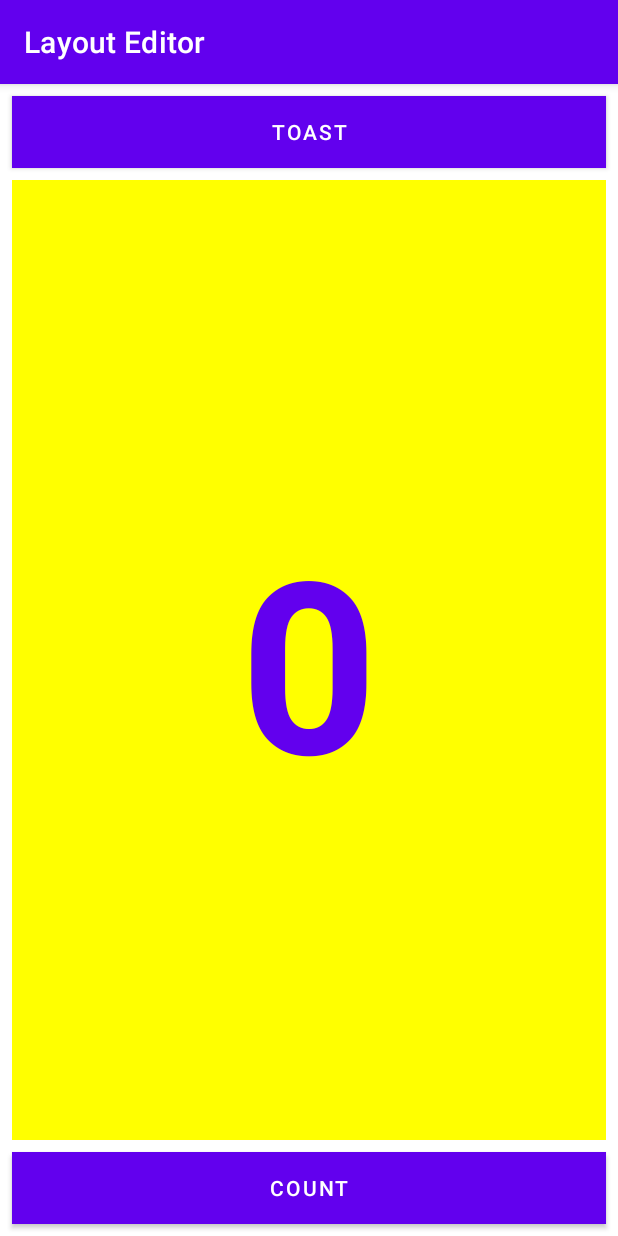
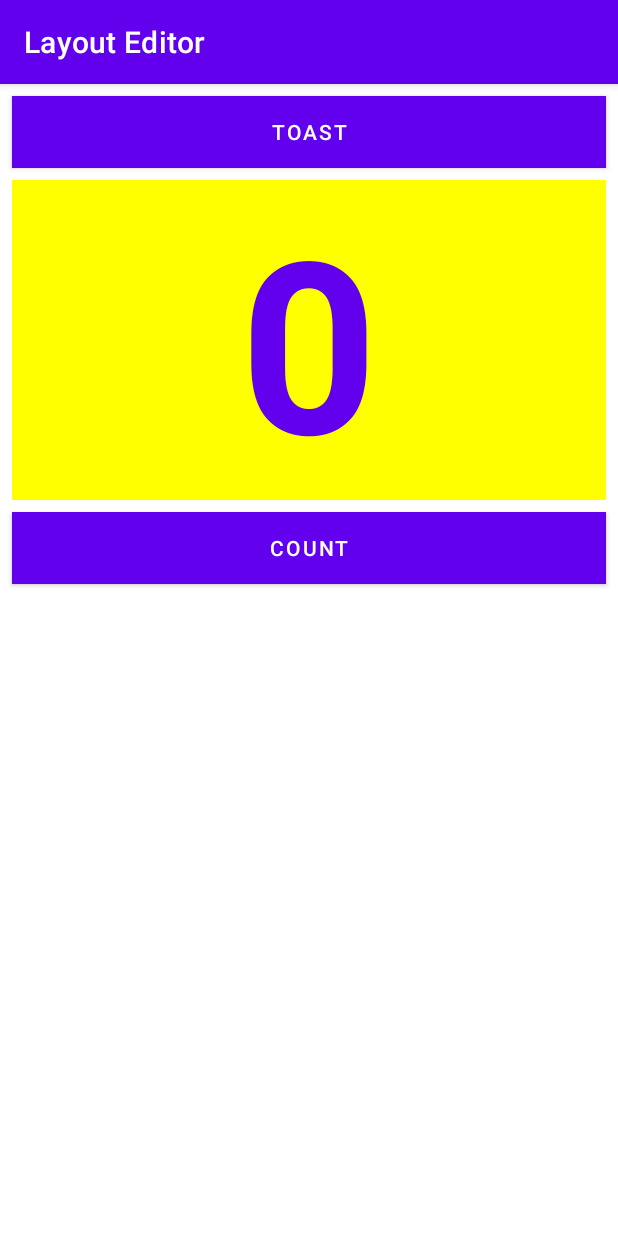
Before and after one commit to sakriya777/LayoutEditor, an Android app: the screen it shows after launch (MainActivity), on a phone screen of 412 x 824 dp. Run offline under Robolectric (Android 15) with nearby library versions, the phone set to English and light mode, and no system bars.

Commit message:
task 3 completed

```diff
--- a/app/src/main/res/layout/activity_main.xml
+++ b/app/src/main/res/layout/activity_main.xml
@@ -1,5 +1,5 @@
 <?xml version="1.0" encoding="utf-8"?>
-<LinearLayout xmlns:android="http://schemas.android.com/apk/res/android"
+<RelativeLayout xmlns:android="http://schemas.android.com/apk/res/android"
     xmlns:app="http://schemas.android.com/apk/res-auto"
     xmlns:tools="http://schemas.android.com/tools"
     android:layout_width="match_parent"
@@ -29,14 +29,17 @@
         android:layout_marginTop="8dp"
         android:layout_marginEnd="8dp"
         android:layout_marginBottom="8dp"
-        android:layout_weight="2"
         android:background="#FFFF00"
         android:gravity="center_vertical"
         android:text="@string/_0"
         android:textAlignment="center"
         android:textColor="?attr/colorPrimary"
         android:textSize="160sp"
-        android:textStyle="bold" />
+        android:textStyle="bold"
+        android:layout_below="@+id/button_toast"
+        android:layout_alignParentLeft="true"
+        android:layout_alignParentStart="true"
+        />
 
     <com.google.android.material.button.MaterialButton
         android:id="@+id/button_count"
@@ -48,6 +51,8 @@
         android:background="@color/design_default_color_on_primary"
         android:onClick="countUp"
         android:text="@string/count"
-        android:textColor="@android:color/white"/>
+        android:textColor="@android:color/white"
+        android:layout_below="@id/show_count"
+        android:layout_centerHorizontal="true"/>
 
-</LinearLayout>
+</RelativeLayout>
```
Also changed, not shown: 1 other file.
